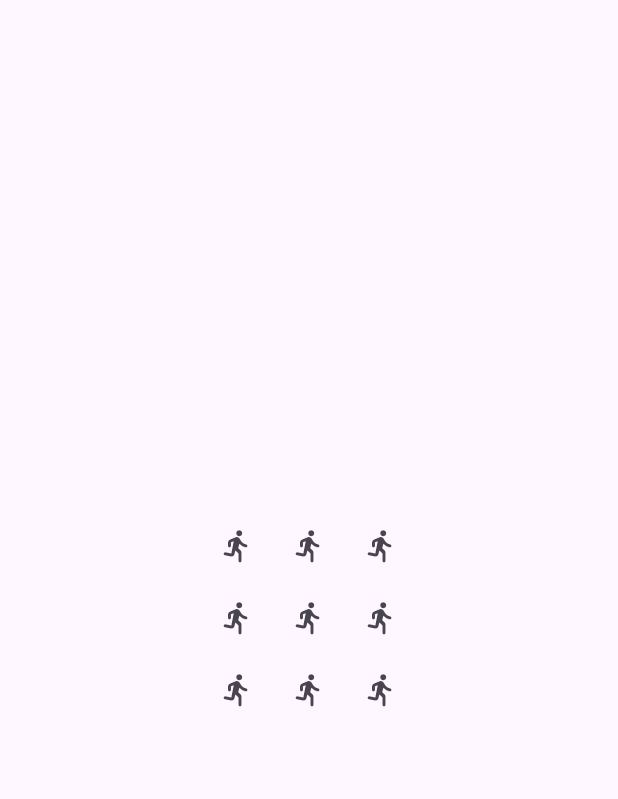
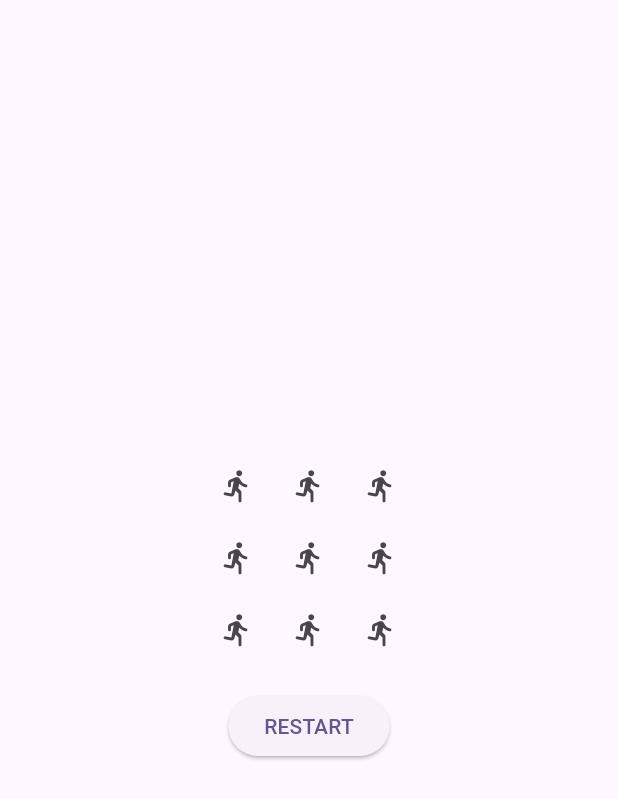
Before and after one commit to Nikorasukun/TicTacDart, a Flutter app: the screen it shows after launch, on a phone screen of 412 x 824 dp. Shown: the top 799 px of the screen. Run offline on Flutter 3.47's test engine with Material 3 defaults, Android fonts, the phone set to English and light mode, and no system bars.

Commit message:
aggiunto bottone di restart

```diff
--- a/lib/main.dart
+++ b/lib/main.dart
@@ -93,6 +93,12 @@ class _MyHomePageState extends State<MyHomePage> {
     state = !state;
   }
 
+  void _restart() {
+    setState(() {
+      icons = [Icons.directions_run_rounded, Icons.directions_run_rounded, Icons.directions_run_rounded, Icons.directions_run_rounded, Icons.directions_run_rounded, Icons.directions_run_rounded, Icons.directions_run_rounded, Icons.directions_run_rounded, Icons.directions_run_rounded];
+    });
+  }
+
   @override
   Widget build(BuildContext context) {
     return Scaffold(
@@ -124,6 +130,10 @@ class _MyHomePageState extends State<MyHomePage> {
                 IconButton(onPressed: () => press("rd"/*right down*/), icon: Icon(icons[8]),),
               ],
             ),
+            Padding(
+              padding: const EdgeInsets.all(16.0),
+              child: ElevatedButton(onPressed: _restart, child: const Text("RESTART"),),
+            )
           ],
         ),
       )
```
